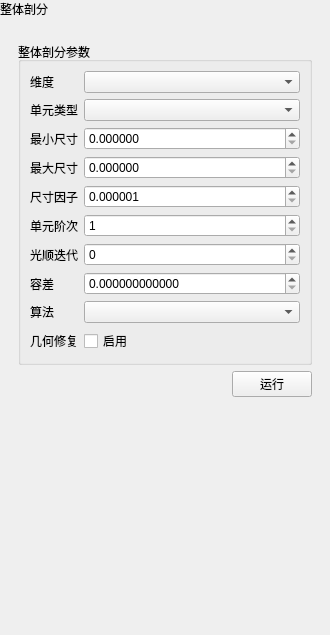
asd977/base_cae, file plugins/Base_Mesh/MeshGlobalMeshingWidget.ui: the form before one commit.
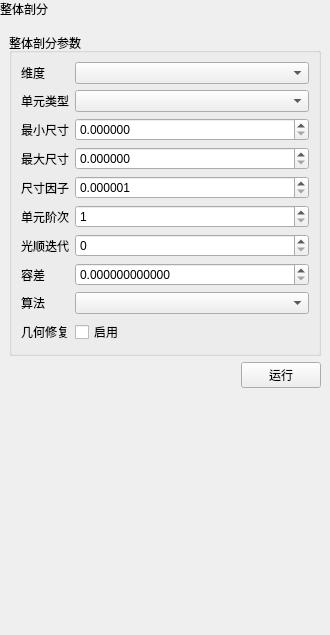
The form after the commit.

The edit to the form file:
```diff
--- a/plugins/Base_Mesh/MeshGlobalMeshingWidget.ui
+++ b/plugins/Base_Mesh/MeshGlobalMeshingWidget.ui
@@ -277,6 +277,18 @@
              </property>
             </widget>
            </item>
+           <property name="leftMargin">
+            <number>9</number>
+           </property>
+           <property name="topMargin">
+            <number>9</number>
+           </property>
+           <property name="rightMargin">
+            <number>9</number>
+           </property>
+           <property name="bottomMargin">
+            <number>9</number>
+           </property>
           </layout>
          </widget>
         </item>
@@ -302,8 +314,32 @@
             </property>
            </widget>
           </item>
+          <property name="leftMargin">
+           <number>0</number>
+          </property>
+          <property name="topMargin">
+           <number>0</number>
+          </property>
+          <property name="rightMargin">
+           <number>0</number>
+          </property>
+          <property name="bottomMargin">
+           <number>0</number>
+          </property>
          </layout>
         </item>
+        <property name="leftMargin">
+         <number>0</number>
+        </property>
+        <property name="topMargin">
+         <number>0</number>
+        </property>
+        <property name="rightMargin">
+         <number>0</number>
+        </property>
+        <property name="bottomMargin">
+         <number>0</number>
+        </property>
        </layout>
       </widget>
      </item>
```
